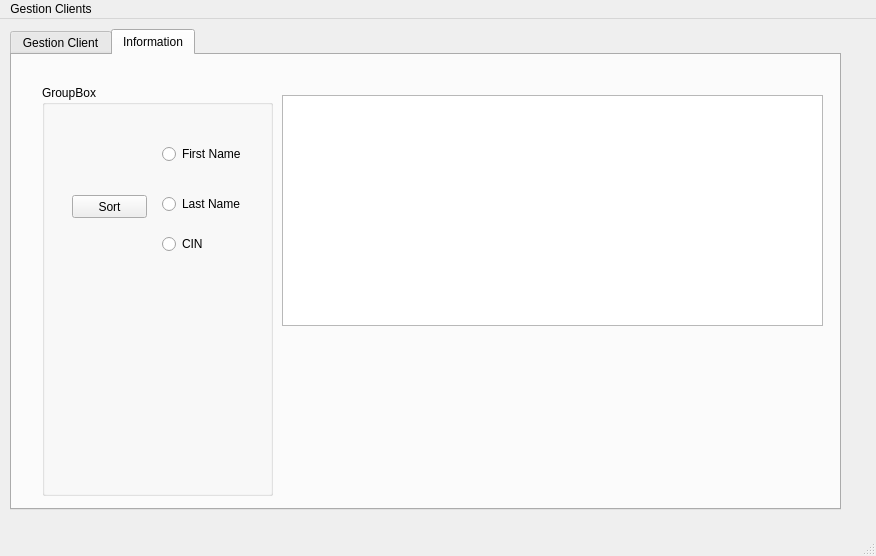
Above: mainwindow.ui from Rayanbha/Smart_EventPlanner_2A21 before the change. Below: the same form after it.
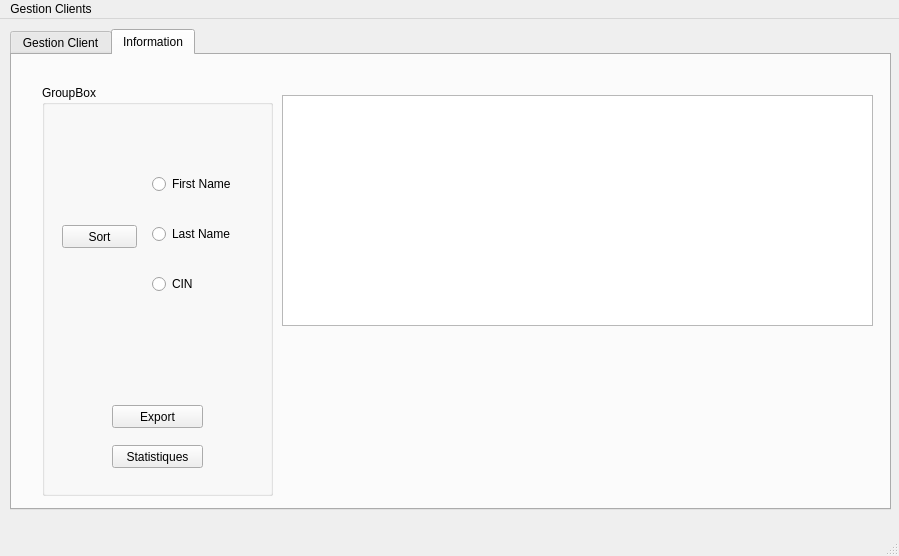
That is the form after the change. The open tabs and pages were chosen to show the change. Icons and pictures are not drawn.

Commit message: stat/pdf

Diff of the .ui file:
```diff
--- a/mainwindow.ui
+++ b/mainwindow.ui
@@ -6,7 +6,7 @@
    <rect>
     <x>0</x>
     <y>0</y>
-    <width>876</width>
+    <width>899</width>
     <height>556</height>
    </rect>
   </property>
@@ -37,7 +37,7 @@
      <rect>
       <x>10</x>
       <y>10</y>
-      <width>831</width>
+      <width>881</width>
       <height>481</height>
      </rect>
     </property>
@@ -465,8 +465,8 @@
       <widget class="QPushButton" name="sort">
        <property name="geometry">
         <rect>
-         <x>30</x>
-         <y>110</y>
+         <x>20</x>
+         <y>140</y>
          <width>75</width>
          <height>23</height>
         </rect>
@@ -478,8 +478,8 @@
       <widget class="QRadioButton" name="radioButton_firstname">
        <property name="geometry">
         <rect>
-         <x>120</x>
-         <y>60</y>
+         <x>110</x>
+         <y>90</y>
          <width>83</width>
          <height>18</height>
         </rect>
@@ -491,8 +491,8 @@
       <widget class="QRadioButton" name="radioButton_lastname">
        <property name="geometry">
         <rect>
-         <x>120</x>
-         <y>110</y>
+         <x>110</x>
+         <y>140</y>
          <width>83</width>
          <height>18</height>
         </rect>
@@ -504,8 +504,8 @@
       <widget class="QRadioButton" name="radioButton_CIN">
        <property name="geometry">
         <rect>
-         <x>120</x>
-         <y>150</y>
+         <x>110</x>
+         <y>190</y>
          <width>83</width>
          <height>18</height>
         </rect>
@@ -517,13 +517,39 @@
         <string>CIN</string>
        </property>
       </widget>
+      <widget class="QPushButton" name="Stat">
+       <property name="geometry">
+        <rect>
+         <x>70</x>
+         <y>360</y>
+         <width>91</width>
+         <height>23</height>
+        </rect>
+       </property>
+       <property name="text">
+        <string>Statistiques</string>
+       </property>
+      </widget>
+      <widget class="QPushButton" name="Export">
+       <property name="geometry">
+        <rect>
+         <x>70</x>
+         <y>320</y>
+         <width>91</width>
+         <height>23</height>
+        </rect>
+       </property>
+       <property name="text">
+        <string>Export</string>
+       </property>
+      </widget>
      </widget>
      <widget class="QTableView" name="tableView_2">
       <property name="geometry">
        <rect>
         <x>270</x>
         <y>40</y>
-        <width>541</width>
+        <width>591</width>
         <height>231</height>
        </rect>
       </property>
@@ -536,7 +562,7 @@
     <rect>
      <x>0</x>
      <y>0</y>
-     <width>876</width>
+     <width>899</width>
      <height>22</height>
     </rect>
    </property>
```
Left out of the diff: 20 changed lines with no effect on the pictures. The commit also changes 10 other files.
